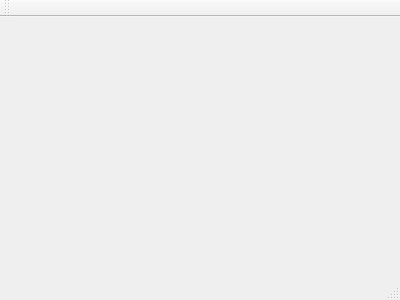
gioffgp/VerseAccumulator, file src/mainwindow.ui: the form before one commit.
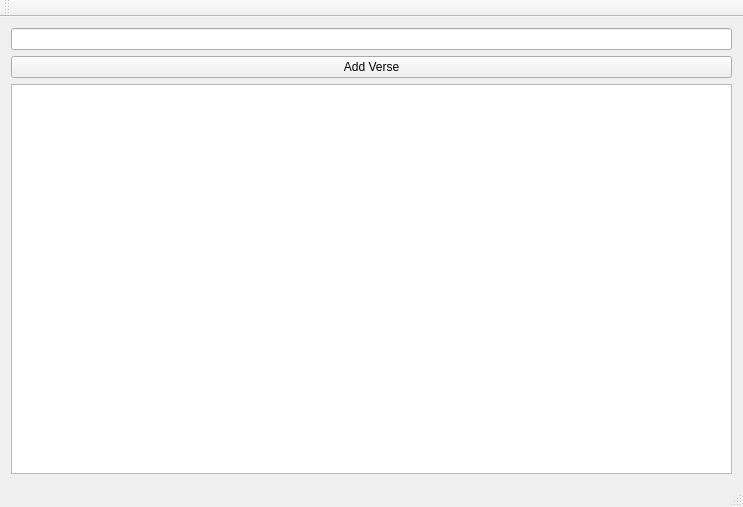
The form after the commit.

Commit message: Allow to enter text and display it

The edit to the form file:
```diff
--- a/src/mainwindow.ui
+++ b/src/mainwindow.ui
@@ -1,24 +1,59 @@
 <ui version="4.0">
  <class>MainWindow</class>
- <widget class="QMainWindow" name="MainWindow" >
-  <property name="geometry" >
+ <widget class="QMainWindow" name="MainWindow">
+  <property name="geometry">
    <rect>
     <x>0</x>
     <y>0</y>
-    <width>400</width>
-    <height>300</height>
+    <width>743</width>
+    <height>507</height>
    </rect>
   </property>
   <property name="windowTitle" >
    <string>MainWindow</string>
   </property>
-  <widget class="QMenuBar" name="menuBar" />
-  <widget class="QToolBar" name="mainToolBar" />
-  <widget class="QWidget" name="centralWidget" />
-  <widget class="QStatusBar" name="statusBar" />
+  <widget class="QWidget" name="centralWidget">
+   <layout class="QVBoxLayout" name="verticalLayout">
+    <item>
+     <widget class="QLineEdit" name="LEVerseEntry"/>
+    </item>
+    <item>
+     <widget class="QPushButton" name="PBAddVerse">
+      <property name="text">
+       <string>Add Verse</string>
+      </property>
+     </widget>
+    </item>
+    <item>
+     <widget class="QPlainTextEdit" name="PTEAllVerses">
+      <property name="readOnly">
+       <bool>true</bool>
+      </property>
+     </widget>
+    </item>
+   </layout>
+  </widget>
+  <widget class="QMenuBar" name="menuBar">
+   <property name="geometry">
+    <rect>
+     <x>0</x>
+     <y>0</y>
+     <width>743</width>
+     <height>24</height>
+    </rect>
+   </property>
+  </widget>
+  <widget class="QToolBar" name="mainToolBar">
+   <attribute name="toolBarArea">
+    <enum>TopToolBarArea</enum>
+   </attribute>
+   <attribute name="toolBarBreak">
+    <bool>false</bool>
+   </attribute>
+  </widget>
+  <widget class="QStatusBar" name="statusBar"/>
  </widget>
- <layoutDefault spacing="6" margin="11" />
- <pixmapfunction></pixmapfunction>
+ <layoutdefault spacing="6" margin="11"/>
  <resources/>
  <connections/>
 </ui>
```
Left out of the diff: 3 changed lines with no effect on the pictures. The commit also changes 2 other files.
